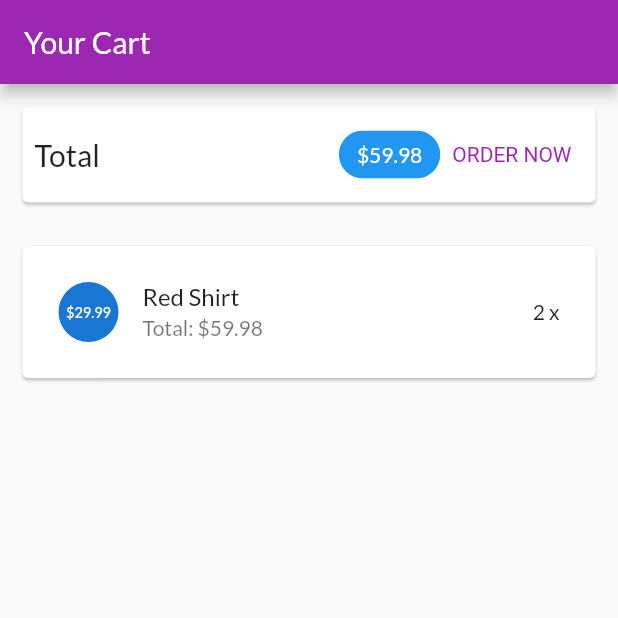
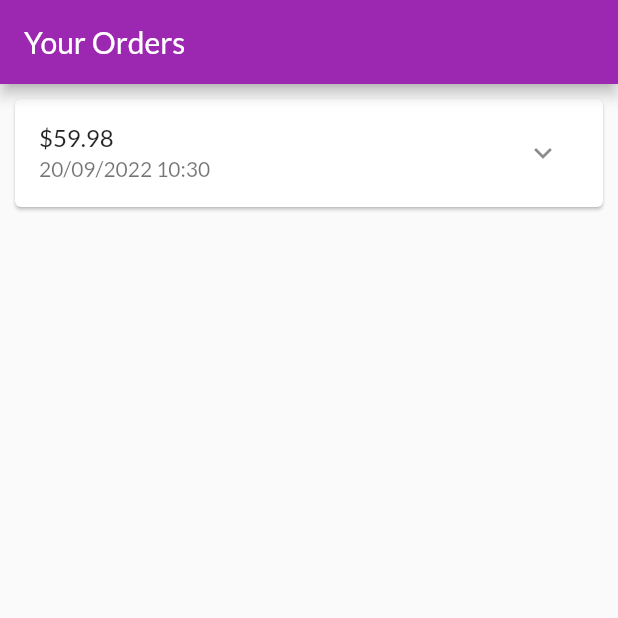
Before and after one commit to DuongThiYenNhiB1909961/CT484_lab1_b1909961_DuongThiYenNhi, a Flutter app: the screen it shows after launch, on a phone screen of 412 x 824 dp, the top half of it. Run offline on Flutter 3.47's test engine with Material 2 defaults, Android fonts, the phone set to English and light mode, and no system bars.

Commit message:
Xay dung trang cac dat hang

```diff
--- a/lib/main.dart
+++ b/lib/main.dart
@@ -6,6 +6,7 @@
 import 'ui/products/product_overview_creen.dart';
 import 'ui/products/user_products_screen.dart';
 import 'ui/cart/cart_screen.dart';
+import 'ui/orders/orders_screen.dart';
 
 void main() {
   runApp(const MyApp());
@@ -28,9 +29,10 @@
           secondary: Colors.deepOrange,
         ),
       ),
-      home: const SafeArea(child: CartScreen()
-      ),
-      //l2_b1 home: const SafeArea(child: UserProductsSreen(),
+      home: const SafeArea(child: OrdersScreen()),
+      //l2_b1 home: const SafeArea(child: CartScreen()
+      // ),
+      //b4 home: const SafeArea(child: UserProductsSreen(),
       // ),
       //b3 home: const SafeArea(
       //   child: ProductsOverviewSreen(),
--- /dev/null
+++ b/lib/models/order_item.dart
@@ -0,0 +1,33 @@
+import 'cart_item.dart';
+
+class OrderItem {
+  final String? id;
+  final double amount;
+  final List<CartItem> products;
+  final DateTime dateTime;
+
+  int get productCount {
+    return products.length;
+  }
+
+  OrderItem({
+    this.id,
+    required this.amount,
+    required this.products,
+    DateTime? dateTime,
+  }) : dateTime = dateTime ?? DateTime.now();
+
+  OrderItem copyWith({
+    String? id,
+    double? amount,
+    List<CartItem>? products,
+    DateTime? dataTime,
+  }) {
+    return OrderItem(
+      id: id ?? this.id,
+      amount: amount ?? this.amount,
+      products: products ?? this.products,
+      dateTime: dateTime ?? this.dateTime,
+    );
+  }
+}
--- /dev/null
+++ b/lib/ui/orders/order_item_card.dart
@@ -0,0 +1,81 @@
+import 'dart:math';
+
+import 'package:flutter/material.dart';
+import 'package:intl/intl.dart';
+
+import '../../models/order_item.dart';
+
+class OrderItemCart extends StatefulWidget {
+  final OrderItem order;
+
+  const OrderItemCart(this.order, {super.key});
+
+  @override
+  State<OrderItemCart> createState() => _OrderItemCardState();
+}
+
+class _OrderItemCardState extends State<OrderItemCart> {
+  var _expanded = false;
+
+  @override
+  Widget build(BuildContext context) {
+    return Card(
+      margin: const EdgeInsets.all(10),
+      child: Column(
+        children: <Widget>[
+          buildOrderSummary(),
+          if (_expanded) buildOrderDetails()
+        ],
+      ),
+    );
+  }
+
+  Widget buildOrderDetails() {
+    return Container(
+      padding: const EdgeInsets.symmetric(horizontal: 15, vertical: 4),
+      height: min(widget.order.productCount * 20.0 + 10, 100),
+      child: ListView(
+        children: widget.order.products
+            .map(
+              (prod) => Row(
+                mainAxisAlignment: MainAxisAlignment.spaceBetween,
+                children: <Widget>[
+                  Text(
+                    prod.title,
+                    style: const TextStyle(
+                      fontSize: 18,
+                      fontWeight: FontWeight.bold,
+                    ),
+                  ),
+                  Text(
+                    '${prod.quantity}x \$${prod.price}',
+                    style: const TextStyle(
+                      fontSize: 18,
+                      color: Colors.grey,
+                    ),
+                  )
+                ],
+              ),
+            )
+            .toList(),
+      ),
+    );
+  }
+
+  Widget buildOrderSummary() {
+    return ListTile(
+      title: Text('\$${widget.order.amount}'),
+      subtitle: Text(
+        DateFormat('dd/MM/yyyy hh:mm').format(widget.order.dateTime),
+      ),
+      trailing: IconButton(
+        icon: Icon(_expanded ? Icons.expand_less : Icons.expand_more),
+        onPressed: () {
+          setState(() {
+            _expanded = !_expanded;
+          });
+        },
+      ),
+    );
+  }
+}
--- /dev/null
+++ b/lib/ui/orders/order_manager.dart
@@ -0,0 +1,29 @@
+import 'package:flutter/cupertino.dart';
+
+import '../../models/cart_item.dart';
+import '../../models/order_item.dart';
+
+class OrdersManager with ChangeNotifier {
+  final List<OrderItem> _orders = [
+    OrderItem(
+      id: 'o1',
+      amount: 59.98,
+      products: [
+        CartItem(
+          id: 'c1',
+          title: 'Red Shirt',
+          price: 29.99,
+          quantity: 2,
+        )
+      ],
+      dateTime: DateTime.now(),
+    )
+  ];
+  int get orderCount {
+    return _orders.length;
+  }
+
+  List<OrderItem> get orders {
+    return [..._orders];
+  }
+}
--- /dev/null
+++ b/lib/ui/orders/orders_screen.dart
@@ -0,0 +1,23 @@
+import 'package:flutter/material.dart';
+
+import 'order_manager.dart';
+import 'order_item_card.dart';
+
+class OrdersScreen extends StatelessWidget {
+  const OrdersScreen({super.key});
+
+  @override
+  Widget build(BuildContext context) {
+    print('building orders');
+    final ordersManager = OrdersManager();
+    return Scaffold(
+      appBar: AppBar(
+        title: const Text('Your Orders'),
+      ),
+      body: ListView.builder(
+        itemCount: ordersManager.orderCount,
+        itemBuilder: (ctx, i) => OrderItemCart(ordersManager.orders[i]),
+      ),
+    );
+  }
+}
```
